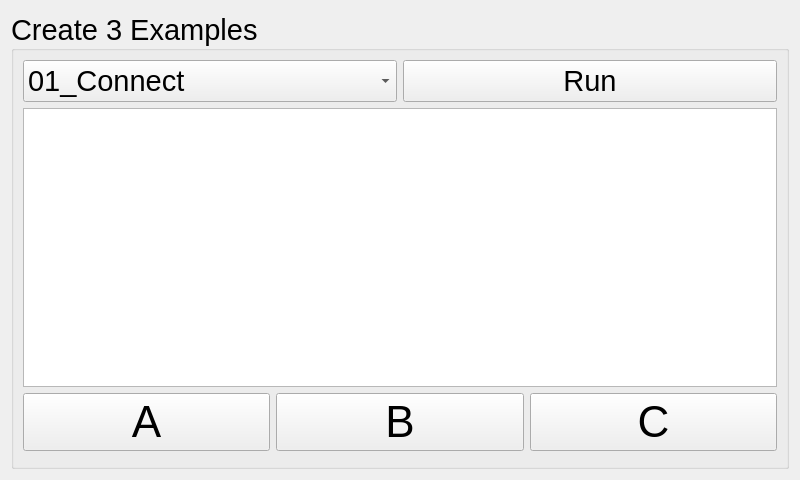
Before: the Qt Designer form ui/Create3ExampleWidget.ui in kipr/botui, drawn with Qt 5.
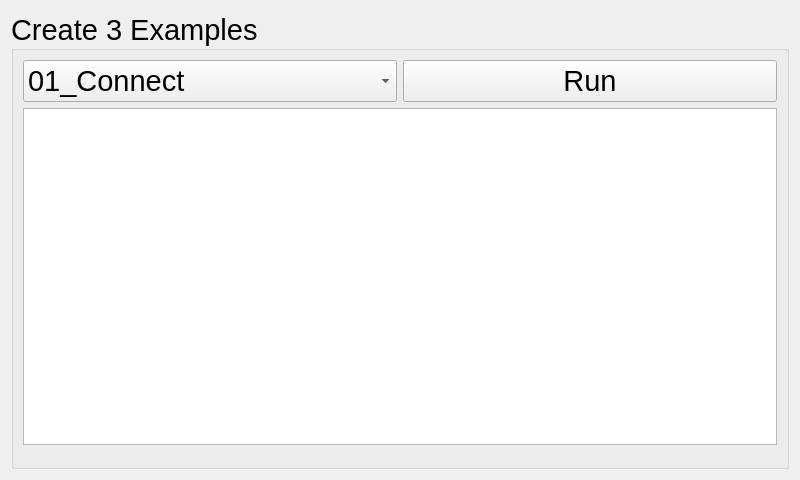
After: the same form once the commit is applied.

Commit message: Removed A,B,C buttons from bottom of Create3ExampleWidget UI

```diff
--- a/ui/Create3ExampleWidget.ui
+++ b/ui/Create3ExampleWidget.ui
@@ -93,42 +93,6 @@
          <property name="margin" stdset="0">
           <number>0</number>
          </property>
-         <item>
-          <widget class="QPushButton" name="a_2">
-           <property name="font">
-            <font>
-             <pointsize>33</pointsize>
-            </font>
-           </property>
-           <property name="text">
-            <string>A</string>
-           </property>
-          </widget>
-         </item>
-         <item>
-          <widget class="QPushButton" name="b_2">
-           <property name="font">
-            <font>
-             <pointsize>33</pointsize>
-            </font>
-           </property>
-           <property name="text">
-            <string>B</string>
-           </property>
-          </widget>
-         </item>
-         <item>
-          <widget class="QPushButton" name="c_2">
-           <property name="font">
-            <font>
-             <pointsize>33</pointsize>
-            </font>
-           </property>
-           <property name="text">
-            <string>C</string>
-           </property>
-          </widget>
-         </item>
         </layout>
        </widget>
       </item>
```
